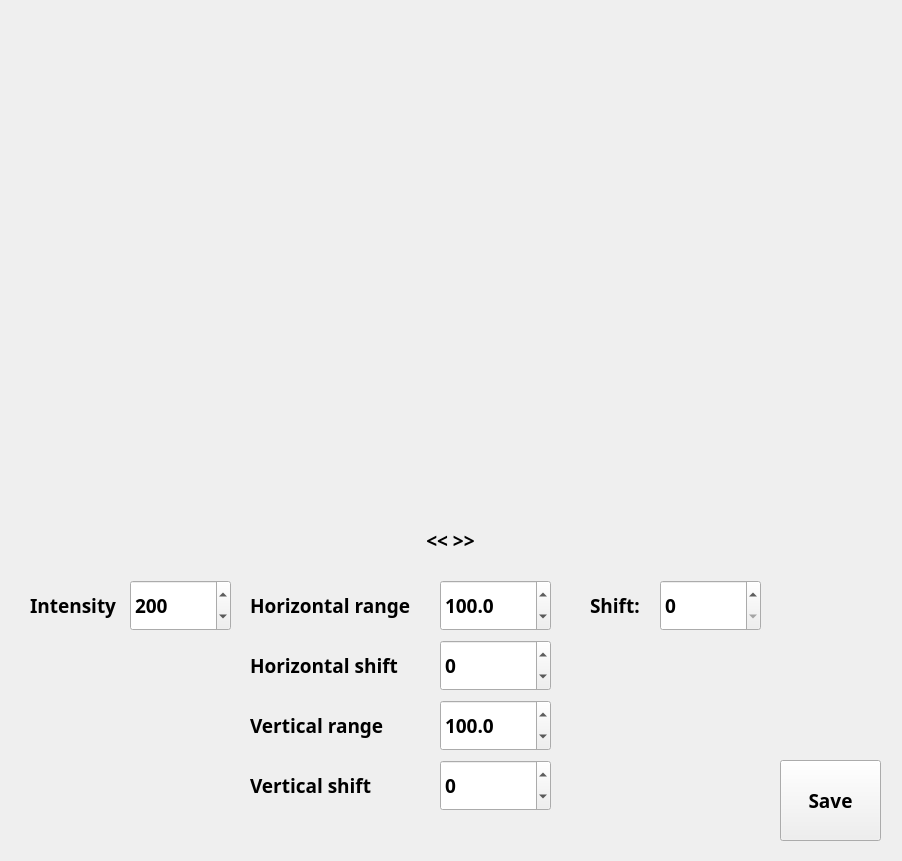
Qt form window/gauss_setup_win_template.ui (neon-softhamster/slitphoto) before a commit.
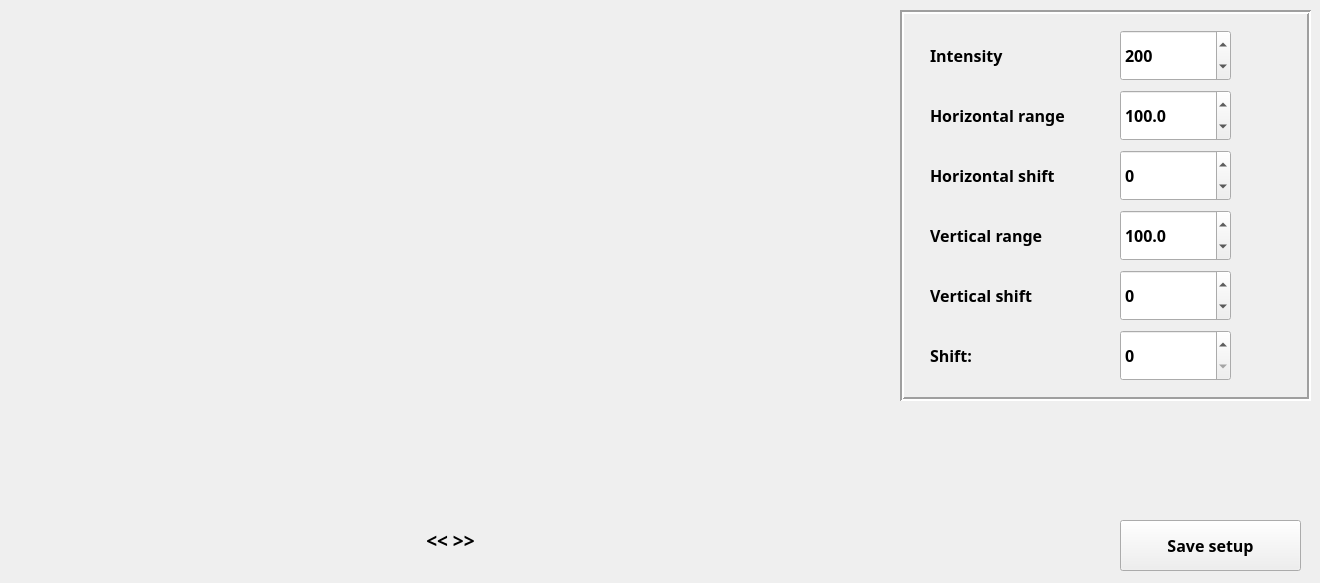
The same form after that commit.

```diff
--- a/window/gauss_setup_win_template.ui
+++ b/window/gauss_setup_win_template.ui
@@ -6,8 +6,8 @@
    <rect>
     <x>0</x>
     <y>0</y>
-    <width>902</width>
-    <height>861</height>
+    <width>1320</width>
+    <height>583</height>
    </rect>
   </property>
   <property name="sizePolicy">
@@ -22,43 +22,22 @@
   <widget class="QPushButton" name="save_btn">
    <property name="geometry">
     <rect>
-     <x>780</x>
-     <y>760</y>
-     <width>101</width>
-     <height>81</height>
-    </rect>
-   </property>
-   <property name="font">
-    <font>
-     <family>Bahnschrift SemiBold</family>
-     <pointsize>14</pointsize>
-     <weight>75</weight>
-     <bold>true</bold>
-    </font>
-   </property>
-   <property name="text">
-    <string>Save</string>
-   </property>
-  </widget>
-  <widget class="QLabel" name="label">
-   <property name="geometry">
-    <rect>
-     <x>30</x>
-     <y>580</y>
-     <width>151</width>
+     <x>1120</x>
+     <y>520</y>
+     <width>181</width>
      <height>51</height>
     </rect>
    </property>
    <property name="font">
     <font>
      <family>Bahnschrift SemiBold</family>
-     <pointsize>14</pointsize>
+     <pointsize>12</pointsize>
      <weight>75</weight>
      <bold>true</bold>
     </font>
    </property>
    <property name="text">
-    <string>Intensity</string>
+    <string>Save setup</string>
    </property>
   </widget>
   <widget class="QLabel" name="frame_width_label">
@@ -88,300 +67,6 @@
     <set>Qt::AlignCenter</set>
    </property>
   </widget>
-  <widget class="QLabel" name="label_2">
-   <property name="geometry">
-    <rect>
-     <x>250</x>
-     <y>580</y>
-     <width>181</width>
-     <height>51</height>
-    </rect>
-   </property>
-   <property name="font">
-    <font>
-     <family>Bahnschrift SemiBold</family>
-     <pointsize>14</pointsize>
-     <weight>75</weight>
-     <bold>true</bold>
-    </font>
-   </property>
-   <property name="text">
-    <string>Horizontal range</string>
-   </property>
-  </widget>
-  <widget class="QDoubleSpinBox" name="intense">
-   <property name="geometry">
-    <rect>
-     <x>130</x>
-     <y>580</y>
-     <width>101</width>
-     <height>51</height>
-    </rect>
-   </property>
-   <property name="font">
-    <font>
-     <family>Bahnschrift SemiBold</family>
-     <pointsize>14</pointsize>
-     <weight>75</weight>
-     <bold>true</bold>
-    </font>
-   </property>
-   <property name="decimals">
-    <number>0</number>
-   </property>
-   <property name="minimum">
-    <double>-1000000.000000000000000</double>
-   </property>
-   <property name="maximum">
-    <double>1000000.000000000000000</double>
-   </property>
-   <property name="singleStep">
-    <double>10.000000000000000</double>
-   </property>
-   <property name="value">
-    <double>200.000000000000000</double>
-   </property>
-  </widget>
-  <widget class="QDoubleSpinBox" name="h_range">
-   <property name="geometry">
-    <rect>
-     <x>440</x>
-     <y>580</y>
-     <width>111</width>
-     <height>51</height>
-    </rect>
-   </property>
-   <property name="font">
-    <font>
-     <family>Bahnschrift SemiBold</family>
-     <pointsize>14</pointsize>
-     <weight>75</weight>
-     <bold>true</bold>
-    </font>
-   </property>
-   <property name="decimals">
-    <number>1</number>
-   </property>
-   <property name="minimum">
-    <double>0.100000000000000</double>
-   </property>
-   <property name="maximum">
-    <double>100000.000000000000000</double>
-   </property>
-   <property name="singleStep">
-    <double>0.100000000000000</double>
-   </property>
-   <property name="value">
-    <double>100.000000000000000</double>
-   </property>
-  </widget>
-  <widget class="QLabel" name="label_3">
-   <property name="geometry">
-    <rect>
-     <x>590</x>
-     <y>580</y>
-     <width>61</width>
-     <height>51</height>
-    </rect>
-   </property>
-   <property name="font">
-    <font>
-     <family>Bahnschrift SemiBold</family>
-     <pointsize>14</pointsize>
-     <weight>75</weight>
-     <bold>true</bold>
-    </font>
-   </property>
-   <property name="text">
-    <string>Shift:</string>
-   </property>
-  </widget>
-  <widget class="QDoubleSpinBox" name="t_shift">
-   <property name="geometry">
-    <rect>
-     <x>660</x>
-     <y>580</y>
-     <width>101</width>
-     <height>51</height>
-    </rect>
-   </property>
-   <property name="font">
-    <font>
-     <family>Bahnschrift SemiBold</family>
-     <pointsize>14</pointsize>
-     <weight>75</weight>
-     <bold>true</bold>
-    </font>
-   </property>
-   <property name="decimals">
-    <number>0</number>
-   </property>
-   <property name="maximum">
-    <double>100000.000000000000000</double>
-   </property>
-  </widget>
-  <widget class="QDoubleSpinBox" name="h_shift">
-   <property name="geometry">
-    <rect>
-     <x>440</x>
-     <y>640</y>
-     <width>111</width>
-     <height>51</height>
-    </rect>
-   </property>
-   <property name="font">
-    <font>
-     <family>Bahnschrift SemiBold</family>
-     <pointsize>14</pointsize>
-     <weight>75</weight>
-     <bold>true</bold>
-    </font>
-   </property>
-   <property name="decimals">
-    <number>0</number>
-   </property>
-   <property name="minimum">
-    <double>-100000.000000000000000</double>
-   </property>
-   <property name="maximum">
-    <double>100000.000000000000000</double>
-   </property>
-   <property name="singleStep">
-    <double>1.000000000000000</double>
-   </property>
-   <property name="value">
-    <double>0.000000000000000</double>
-   </property>
-  </widget>
-  <widget class="QLabel" name="label_4">
-   <property name="geometry">
-    <rect>
-     <x>250</x>
-     <y>640</y>
-     <width>181</width>
-     <height>51</height>
-    </rect>
-   </property>
-   <property name="font">
-    <font>
-     <family>Bahnschrift SemiBold</family>
-     <pointsize>14</pointsize>
-     <weight>75</weight>
-     <bold>true</bold>
-    </font>
-   </property>
-   <property name="text">
-    <string>Horizontal shift</string>
-   </property>
-  </widget>
-  <widget class="QDoubleSpinBox" name="v_range">
-   <property name="geometry">
-    <rect>
-     <x>440</x>
-     <y>700</y>
-     <width>111</width>
-     <height>51</height>
-    </rect>
-   </property>
-   <property name="font">
-    <font>
-     <family>Bahnschrift SemiBold</family>
-     <pointsize>14</pointsize>
-     <weight>75</weight>
-     <bold>true</bold>
-    </font>
-   </property>
-   <property name="decimals">
-    <number>1</number>
-   </property>
-   <property name="minimum">
-    <double>0.100000000000000</double>
-   </property>
-   <property name="maximum">
-    <double>100000.000000000000000</double>
-   </property>
-   <property name="singleStep">
-    <double>0.100000000000000</double>
-   </property>
-   <property name="value">
-    <double>100.000000000000000</double>
-   </property>
-  </widget>
-  <widget class="QLabel" name="label_5">
-   <property name="geometry">
-    <rect>
-     <x>250</x>
-     <y>760</y>
-     <width>181</width>
-     <height>51</height>
-    </rect>
-   </property>
-   <property name="font">
-    <font>
-     <family>Bahnschrift SemiBold</family>
-     <pointsize>14</pointsize>
-     <weight>75</weight>
-     <bold>true</bold>
-    </font>
-   </property>
-   <property name="text">
-    <string>Vertical shift</string>
-   </property>
-  </widget>
-  <widget class="QDoubleSpinBox" name="v_shift">
-   <property name="geometry">
-    <rect>
-     <x>440</x>
-     <y>760</y>
-     <width>111</width>
-     <height>51</height>
-    </rect>
-   </property>
-   <property name="font">
-    <font>
-     <family>Bahnschrift SemiBold</family>
-     <pointsize>14</pointsize>
-     <weight>75</weight>
-     <bold>true</bold>
-    </font>
-   </property>
-   <property name="decimals">
-    <number>0</number>
-   </property>
-   <property name="minimum">
-    <double>-100000.000000000000000</double>
-   </property>
-   <property name="maximum">
-    <double>100000.000000000000000</double>
-   </property>
-   <property name="singleStep">
-    <double>1.000000000000000</double>
-   </property>
-   <property name="value">
-    <double>0.000000000000000</double>
-   </property>
-  </widget>
-  <widget class="QLabel" name="label_6">
-   <property name="geometry">
-    <rect>
-     <x>250</x>
-     <y>700</y>
-     <width>181</width>
-     <height>51</height>
-    </rect>
-   </property>
-   <property name="font">
-    <font>
-     <family>Bahnschrift SemiBold</family>
-     <pointsize>14</pointsize>
-     <weight>75</weight>
-     <bold>true</bold>
-    </font>
-   </property>
-   <property name="text">
-    <string>Vertical range</string>
-   </property>
-  </widget>
   <widget class="QWidget" name="horizontalLayoutWidget">
    <property name="geometry">
     <rect>
@@ -416,6 +101,340 @@
     </item>
    </layout>
   </widget>
+  <widget class="QFrame" name="frame_around_txt_boxes">
+   <property name="geometry">
+    <rect>
+     <x>900</x>
+     <y>10</y>
+     <width>411</width>
+     <height>391</height>
+    </rect>
+   </property>
+   <property name="frameShape">
+    <enum>QFrame::Box</enum>
+   </property>
+   <property name="frameShadow">
+    <enum>QFrame::Sunken</enum>
+   </property>
+   <property name="lineWidth">
+    <number>2</number>
+   </property>
+   <widget class="QDoubleSpinBox" name="intense">
+    <property name="geometry">
+     <rect>
+      <x>220</x>
+      <y>20</y>
+      <width>111</width>
+      <height>51</height>
+     </rect>
+    </property>
+    <property name="font">
+     <font>
+      <family>Bahnschrift SemiBold</family>
+      <pointsize>12</pointsize>
+      <weight>75</weight>
+      <bold>true</bold>
+     </font>
+    </property>
+    <property name="decimals">
+     <number>0</number>
+    </property>
+    <property name="minimum">
+     <double>-1000000.000000000000000</double>
+    </property>
+    <property name="maximum">
+     <double>1000000.000000000000000</double>
+    </property>
+    <property name="singleStep">
+     <double>10.000000000000000</double>
+    </property>
+    <property name="value">
+     <double>200.000000000000000</double>
+    </property>
+   </widget>
+   <widget class="QLabel" name="label">
+    <property name="geometry">
+     <rect>
+      <x>30</x>
+      <y>20</y>
+      <width>151</width>
+      <height>51</height>
+     </rect>
+    </property>
+    <property name="font">
+     <font>
+      <family>Bahnschrift SemiBold</family>
+      <pointsize>12</pointsize>
+      <weight>75</weight>
+      <bold>true</bold>
+     </font>
+    </property>
+    <property name="text">
+     <string>Intensity</string>
+    </property>
+   </widget>
+   <widget class="QDoubleSpinBox" name="v_shift">
+    <property name="geometry">
+     <rect>
+      <x>220</x>
+      <y>260</y>
+      <width>111</width>
+      <height>51</height>
+     </rect>
+    </property>
+    <property name="font">
+     <font>
+      <family>Bahnschrift SemiBold</family>
+      <pointsize>12</pointsize>
+      <weight>75</weight>
+      <bold>true</bold>
+     </font>
+    </property>
+    <property name="decimals">
+     <number>0</number>
+    </property>
+    <property name="minimum">
+     <double>-100000.000000000000000</double>
+    </property>
+    <property name="maximum">
+     <double>100000.000000000000000</double>
+    </property>
+    <property name="singleStep">
+     <double>1.000000000000000</double>
+    </property>
+    <property name="value">
+     <double>0.000000000000000</double>
+    </property>
+   </widget>
+   <widget class="QDoubleSpinBox" name="h_range">
+    <property name="geometry">
+     <rect>
+      <x>220</x>
+      <y>80</y>
+      <width>111</width>
+      <height>51</height>
+     </rect>
+    </property>
+    <property name="font">
+     <font>
+      <family>Bahnschrift SemiBold</family>
+      <pointsize>12</pointsize>
+      <weight>75</weight>
+      <bold>true</bold>
+     </font>
+    </property>
+    <property name="decimals">
+     <number>1</number>
+    </property>
+    <property name="minimum">
+     <double>0.100000000000000</double>
+    </property>
+    <property name="maximum">
+     <double>100000.000000000000000</double>
+    </property>
+    <property name="singleStep">
+     <double>0.100000000000000</double>
+    </property>
+    <property name="value">
+     <double>100.000000000000000</double>
+    </property>
+   </widget>
+   <widget class="QLabel" name="label_4">
+    <property name="geometry">
+     <rect>
+      <x>30</x>
+      <y>140</y>
+      <width>181</width>
+      <height>51</height>
+     </rect>
+    </property>
+    <property name="font">
+     <font>
+      <family>Bahnschrift SemiBold</family>
+      <pointsize>12</pointsize>
+      <weight>75</weight>
+      <bold>true</bold>
+     </font>
+    </property>
+    <property name="text">
+     <string>Horizontal shift</string>
+    </property>
+   </widget>
+   <widget class="QDoubleSpinBox" name="v_range">
+    <property name="geometry">
+     <rect>
+      <x>220</x>
+      <y>200</y>
+      <width>111</width>
+      <height>51</height>
+     </rect>
+    </property>
+    <property name="font">
+     <font>
+      <family>Bahnschrift SemiBold</family>
+      <pointsize>12</pointsize>
+      <weight>75</weight>
+      <bold>true</bold>
+     </font>
+    </property>
+    <property name="decimals">
+     <number>1</number>
+    </property>
+    <property name="minimum">
+     <double>0.100000000000000</double>
+    </property>
+    <property name="maximum">
+     <double>100000.000000000000000</double>
+    </property>
+    <property name="singleStep">
+     <double>0.100000000000000</double>
+    </property>
+    <property name="value">
+     <double>100.000000000000000</double>
+    </property>
+   </widget>
+   <widget class="QLabel" name="label_2">
+    <property name="geometry">
+     <rect>
+      <x>30</x>
+      <y>80</y>
+      <width>181</width>
+      <height>51</height>
+     </rect>
+    </property>
+    <property name="font">
+     <font>
+      <family>Bahnschrift SemiBold</family>
+      <pointsize>12</pointsize>
+      <weight>75</weight>
+      <bold>true</bold>
+     </font>
+    </property>
+    <property name="text">
+     <string>Horizontal range</string>
+    </property>
+   </widget>
+   <widget class="QDoubleSpinBox" name="h_shift">
+    <property name="geometry">
+     <rect>
+      <x>220</x>
+      <y>140</y>
+      <width>111</width>
+      <height>51</height>
+     </rect>
+    </property>
+    <property name="font">
+     <font>
+      <family>Bahnschrift SemiBold</family>
+      <pointsize>12</pointsize>
+      <weight>75</weight>
+      <bold>true</bold>
+     </font>
+    </property>
+    <property name="decimals">
+     <number>0</number>
+    </property>
+    <property name="minimum">
+     <double>-100000.000000000000000</double>
+    </property>
+    <property name="maximum">
+     <double>100000.000000000000000</double>
+    </property>
+    <property name="singleStep">
+     <double>1.000000000000000</double>
+    </property>
+    <property name="value">
+     <double>0.000000000000000</double>
+    </property>
+   </widget>
+   <widget class="QLabel" name="label_6">
+    <property name="geometry">
+     <rect>
+      <x>30</x>
+      <y>200</y>
+      <width>181</width>
+      <height>51</height>
+     </rect>
+    </property>
+    <property name="font">
+     <font>
+      <family>Bahnschrift SemiBold</family>
+      <pointsize>12</pointsize>
+      <weight>75</weight>
+      <bold>true</bold>
+     </font>
+    </property>
+    <property name="text">
+     <string>Vertical range</string>
+    </property>
+   </widget>
+   <widget class="QLabel" name="label_5">
+    <property name="geometry">
+     <rect>
+      <x>30</x>
+      <y>260</y>
+      <width>181</width>
+      <height>51</height>
+     </rect>
+    </property>
+    <property name="font">
+     <font>
+      <family>Bahnschrift SemiBold</family>
+      <pointsize>12</pointsize>
+      <weight>75</weight>
+      <bold>true</bold>
+     </font>
+    </property>
+    <property name="text">
+     <string>Vertical shift</string>
+    </property>
+   </widget>
+   <widget class="QDoubleSpinBox" name="t_shift">
+    <property name="geometry">
+     <rect>
+      <x>220</x>
+      <y>320</y>
+      <width>111</width>
+      <height>51</height>
+     </rect>
+    </property>
+    <property name="font">
+     <font>
+      <family>Bahnschrift SemiBold</family>
+      <pointsize>12</pointsize>
+      <weight>75</weight>
+      <bold>true</bold>
+     </font>
+    </property>
+    <property name="decimals">
+     <number>0</number>
+    </property>
+    <property name="maximum">
+     <double>100000.000000000000000</double>
+    </property>
+   </widget>
+   <widget class="QLabel" name="label_3">
+    <property name="geometry">
+     <rect>
+      <x>30</x>
+      <y>320</y>
+      <width>61</width>
+      <height>51</height>
+     </rect>
+    </property>
+    <property name="font">
+     <font>
+      <family>Bahnschrift SemiBold</family>
+      <pointsize>12</pointsize>
+      <weight>75</weight>
+      <bold>true</bold>
+     </font>
+    </property>
+    <property name="text">
+     <string>Shift:</string>
+    </property>
+   </widget>
+  </widget>
  </widget>
  <resources/>
  <connections/>
```
Left out of the diff: 2 changed lines with no effect on the pictures.
